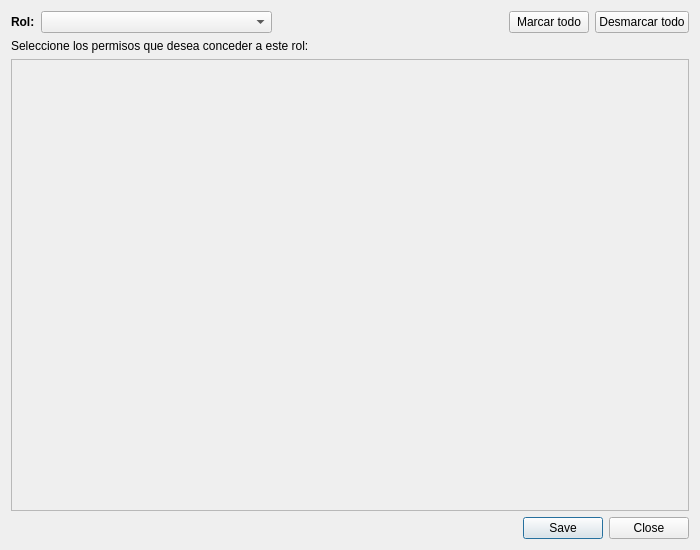
Qt form editorpermisos.ui (Ladis72/tienda) before a commit.
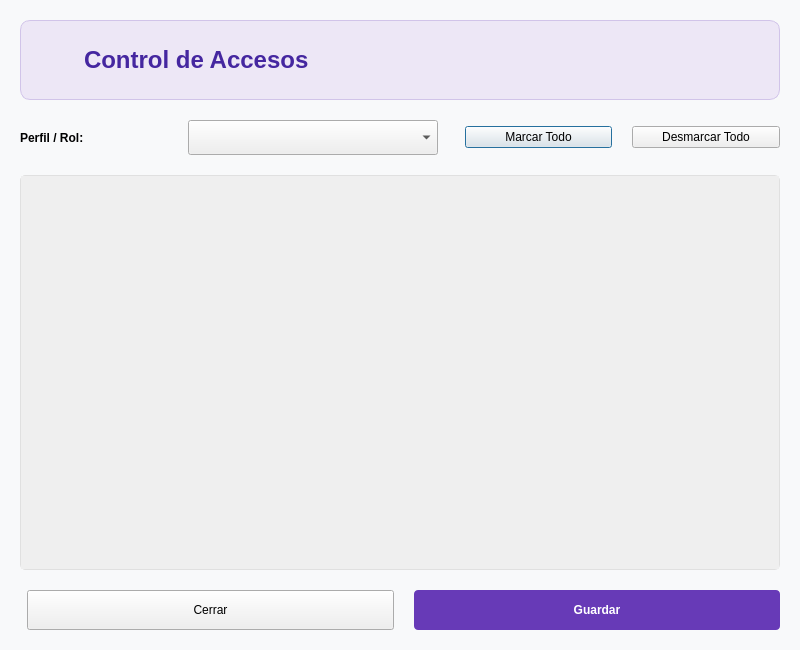
The same form after that commit. Icons and pictures are not drawn.

What changed in the file:
```diff
--- a/editorpermisos.ui
+++ b/editorpermisos.ui
@@ -6,24 +6,99 @@
    <rect>
     <x>0</x>
     <y>0</y>
-    <width>700</width>
-    <height>550</height>
+    <width>800</width>
+    <height>650</height>
    </rect>
   </property>
   <property name="windowTitle">
    <string>Editor de Permisos por Rol</string>
   </property>
-  <layout class="QVBoxLayout" name="verticalLayoutMain">
+  <property name="styleSheet">
+   <string notr="true">QDialog { background-color: #f8f9fa; }</string>
+  </property>
+  <layout class="QVBoxLayout" name="mainVerticalLayout">
+   <property name="spacing">
+    <number>20</number>
+   </property>
+   <property name="leftMargin">
+    <number>20</number>
+   </property>
+   <property name="topMargin">
+    <number>20</number>
+   </property>
+   <property name="rightMargin">
+    <number>20</number>
+   </property>
+   <property name="bottomMargin">
+    <number>20</number>
+   </property>
+   <item>
+    <widget class="QFrame" name="headerFrame">
+     <property name="minimumSize">
+      <size>
+       <width>0</width>
+       <height>80</height>
+      </size>
+     </property>
+     <property name="styleSheet">
+      <string notr="true">QFrame#headerFrame {
+    background-color: #ede7f6;
+    border-radius: 10px;
+    border: 1px solid #d1c4e9;
+}</string>
+     </property>
+     <layout class="QHBoxLayout" name="horizontalLayoutHeader">
+      <item>
+       <widget class="QLabel" name="labelIcono">
+        <property name="maximumSize">
+         <size>
+          <width>48</width>
+          <height>48</height>
+         </size>
+        </property>
+        <property name="pixmap">
+         <pixmap>../iconos/seguridad.png</pixmap>
+        </property>
+        <property name="scaledContents">
+         <bool>true</bool>
+        </property>
+       </widget>
+      </item>
+      <item>
+       <widget class="QLabel" name="labelTitle">
+        <property name="font">
+         <font>
+          <pointsize>18</pointsize>
+          <bold>true</bold>
+         </font>
+        </property>
+        <property name="styleSheet">
+         <string notr="true">color: #4527a0;</string>
+        </property>
+        <property name="text">
+         <string>Control de Accesos</string>
+        </property>
+       </widget>
+      </item>
+      <item>
+       <spacer name="horizontalSpacerHeader">
+        <property name="orientation">
+         <enum>Qt::Orientation::Horizontal</enum>
+        </property>
+       </spacer>
+      </item>
+     </layout>
+    </widget>
+   </item>
    <item>
     <layout class="QHBoxLayout" name="layoutRol">
      <item>
       <widget class="QLabel" name="labelRol">
        <property name="text">
-        <string>Rol:</string>
+        <string>Perfil / Rol:</string>
        </property>
        <property name="font">
         <font>
-         <weight>75</weight>
          <bold>true</bold>
         </font>
        </property>
@@ -31,70 +106,90 @@
      </item>
      <item>
       <widget class="QComboBox" name="comboRol">
-       <property name="sizePolicy">
-        <sizepolicy hsizetype="Expanding" vsizetype="Fixed">
-         <horstretch>0</horstretch>
-         <verstretch>0</verstretch>
-        </sizepolicy>
+       <property name="minimumSize">
+        <size>
+         <width>250</width>
+         <height>35</height>
+        </size>
        </property>
       </widget>
      </item>
      <item>
       <spacer name="spacerRol">
        <property name="orientation">
-        <enum>Qt::Horizontal</enum>
-       </property>
-       <property name="sizeHint" stdset="0">
-        <size>
-         <width>40</width>
-         <height>20</height>
-        </size>
+        <enum>Qt::Orientation::Horizontal</enum>
        </property>
       </spacer>
      </item>
      <item>
       <widget class="QPushButton" name="btnMarcarTodo">
-       <property name="text">
-        <string>Marcar todo</string>
-       </property>
+       <property name="text"><string>Marcar Todo</string></property>
       </widget>
      </item>
      <item>
       <widget class="QPushButton" name="btnDesmarcarTodo">
-       <property name="text">
-        <string>Desmarcar todo</string>
-       </property>
+       <property name="text"><string>Desmarcar Todo</string></property>
       </widget>
      </item>
     </layout>
    </item>
-   <item>
-    <widget class="QLabel" name="labelInfo">
-     <property name="text">
-      <string>Seleccione los permisos que desea conceder a este rol:</string>
-     </property>
-    </widget>
-   </item>
    <item>
     <widget class="QScrollArea" name="scrollArea">
      <property name="widgetResizable">
       <bool>true</bool>
      </property>
+     <property name="styleSheet">
+      <string notr="true">QScrollArea { border: 1px solid #e0e0e0; border-radius: 5px; background: white; }</string>
+     </property>
      <widget class="QWidget" name="scrollAreaContents">
       <layout class="QVBoxLayout" name="layoutPermisos">
+       <property name="spacing">
+        <number>5</number>
+       </property>
       </layout>
      </widget>
     </widget>
    </item>
    <item>
-    <widget class="QDialogButtonBox" name="buttonBox">
-     <property name="orientation">
-      <enum>Qt::Horizontal</enum>
-     </property>
-     <property name="standardButtons">
-      <set>QDialogButtonBox::Save|QDialogButtonBox::Close</set>
-     </property>
-    </widget>
+    <layout class="QHBoxLayout" name="horizontalLayoutButtons">
+     <item>
+      <spacer name="horizontalSpacerButtons">
+       <property name="orientation">
+        <enum>Qt::Orientation::Horizontal</enum>
+       </property>
+      </spacer>
+     </item>
+     <item>
+      <widget class="QPushButton" name="pushButtonCerrar">
+       <property name="minimumSize">
+        <size>
+         <width>120</width>
+         <height>40</height>
+        </size>
+       </property>
+       <property name="text">
+        <string>Cerrar</string>
+       </property>
+      </widget>
+     </item>
+     <item>
+      <widget class="QPushButton" name="pushButtonGuardar">
+       <property name="minimumSize">
+        <size>
+         <width>120</width>
+         <height>40</height>
+        </size>
+       </property>
+       <property name="text">
+        <string>Guardar</string>
+       </property>
+       <property name="styleSheet">
+        <string notr="true">QPushButton { background-color: #673ab7; color: white; font-weight: bold; border-radius: 4px; }
+QPushButton:hover { background-color: #512da8; }</string>
+       </property>
+      </widget>
+     </item>
+    </layout>
    </item>
   </layout>
  </widget>
```
Left out of the diff: 21 changed lines with no effect on the pictures.
